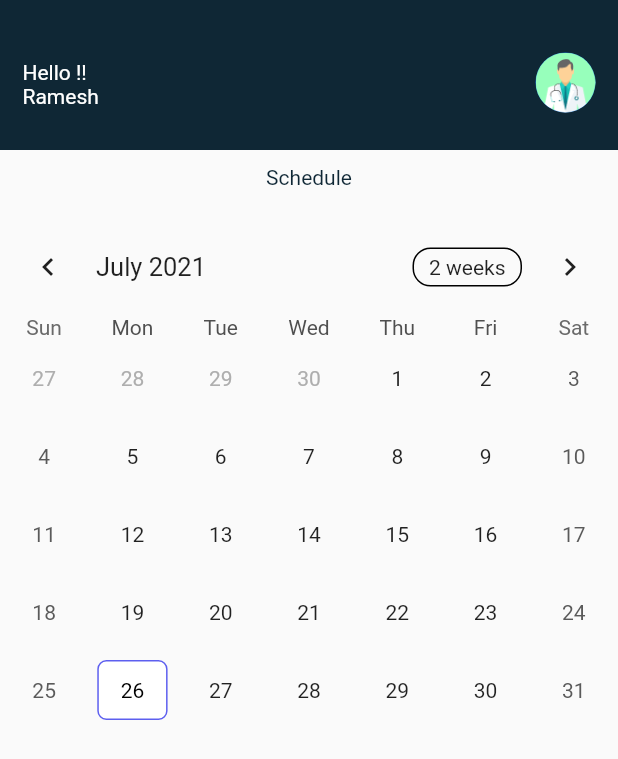
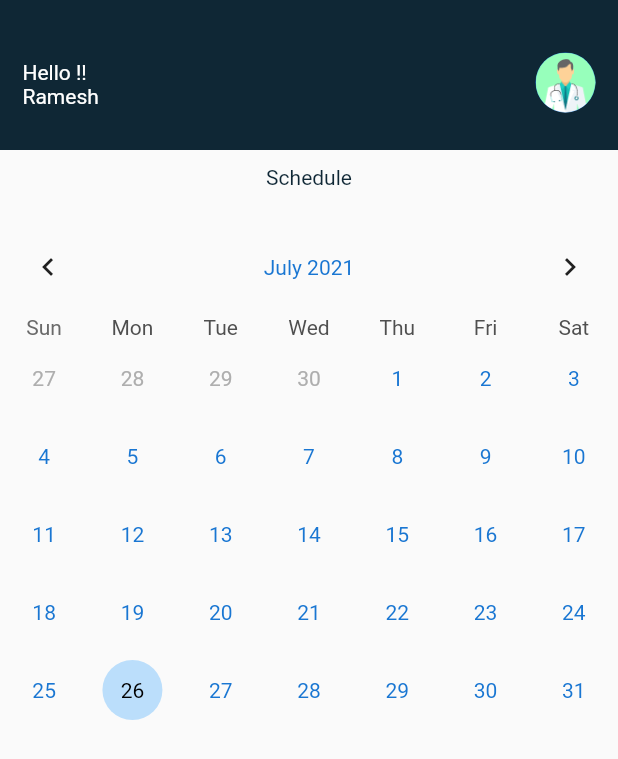
Before and after one commit to Sounmay/Prayas-Booking-App-Service, a Flutter app: the screen it shows after launch, on a phone screen of 412 x 824 dp. Shown: the top 759 px of the screen. Run offline on Flutter 3.47's test engine with Material 2 defaults, Android fonts, the phone set to English and light mode, and no system bars; drawn by our look-alikes of table_calendar; our stand-ins replace cloud_firestore, file_picker, firebase_auth, firebase_core, firebase_storage; accounts and stored records are empty.

Commit message:
Schedule half

```diff
--- a/lib/Screens/Schedule.dart
+++ b/lib/Screens/Schedule.dart
@@ -1,3 +1,5 @@
+import 'dart:ui';
+
 import 'package:table_calendar/table_calendar.dart';
 import 'package:flutter/material.dart';
 
@@ -56,6 +58,11 @@ class _ScheduleState extends State<Schedule> {
           ),
           SizedBox(height: 20),
           TableCalendar(
+            headerStyle: HeaderStyle(
+                titleCentered: true,
+                titleTextStyle: TextStyle(color: Colors.blue[700])),
+            weekendDays: [DateTime.sunday],
+            availableCalendarFormats: {_calendarFormat: 'Month'},
             firstDay: DateTime.utc(2010, 10, 16),
             lastDay: DateTime.utc(2030, 3, 14),
             focusedDay: _focusedDay,
@@ -78,16 +85,18 @@ class _ScheduleState extends State<Schedule> {
               });
             },
             calendarStyle: CalendarStyle(
+                weekendTextStyle: TextStyle(color: Colors.blue[700]),
+                defaultTextStyle: TextStyle(color: Colors.blue[700]),
                 todayDecoration: BoxDecoration(
-                    color: Colors.white,
-                    border: Border.all(color: Color(0xff5D5FEF)),
-                    borderRadius: BorderRadius.circular(6.0)),
+                  shape: BoxShape.circle,
+                  color: Colors.blue[100],
+                ),
                 todayTextStyle: TextStyle(color: Colors.black),
                 selectedTextStyle: TextStyle(color: Colors.black),
                 selectedDecoration: BoxDecoration(
-                    color: Colors.blue[100],
-                    border: Border.all(color: Colors.blue[100]),
-                    borderRadius: BorderRadius.circular(6.0)),
+                  shape: BoxShape.circle,
+                  color: Colors.pink[50],
+                ),
                 withinRangeDecoration: BoxDecoration(color: Colors.white)),
           ),
         ],
--- a/pubspec.yaml
+++ b/pubspec.yaml
@@ -36,6 +36,8 @@ dependencies:
   firebase_storage: ^8.1.0
   fluttertoast: ^8.0.7
   file_picker: ^3.0.3
+  table_calendar: ^3.0.1
+  intl: ^0.17.0
 
 dev_dependencies:
   flutter_test:
```
Also changed, not shown: pubspec.lock.
